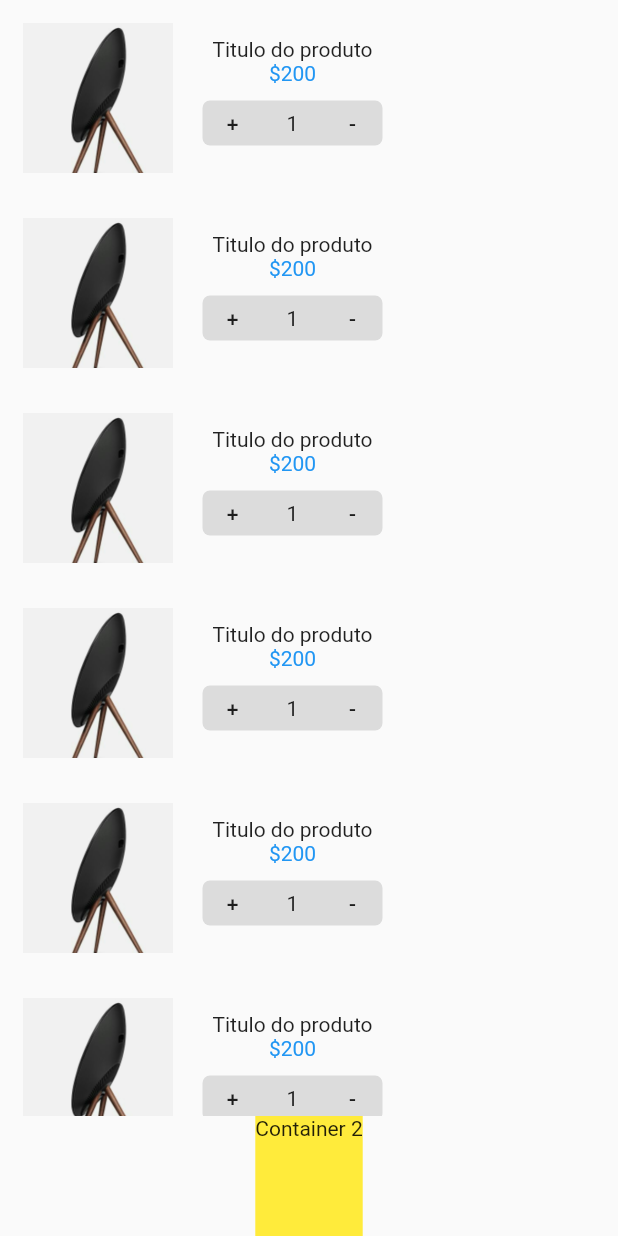
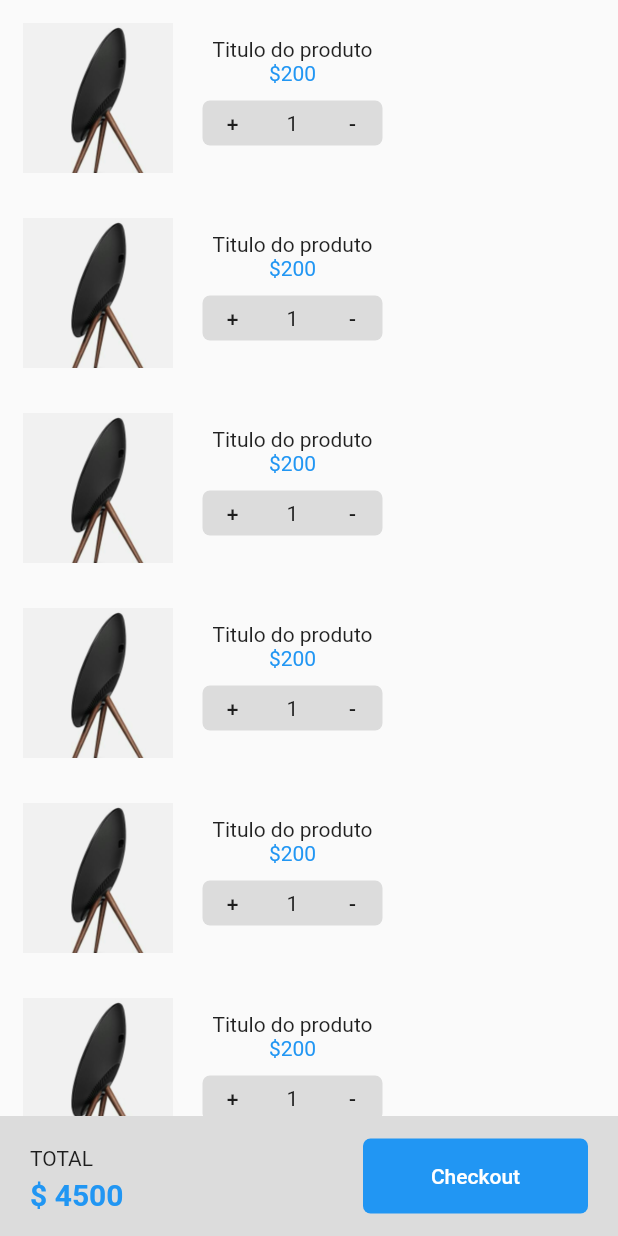
Before and after one commit to daygorgonha/e-commerce, a Flutter app: the screen it shows after launch, on a phone screen of 412 x 824 dp. Run offline on Flutter 3.47's test engine with Material 2 defaults, Android fonts, the phone set to English and light mode, and no system bars.

Commit message:
feat: adding styling and adding to cart

```diff
--- a/lib/pages/cart.page.dart
+++ b/lib/pages/cart.page.dart
@@ -13,9 +13,57 @@ class CartPage extends StatelessWidget {
             ),
           ),
           Container(
+            color: Colors.black12,
             height: 80,
-            color: Colors.yellow,
-            child: Text("Container 2"),
+            child: Row(
+              mainAxisAlignment: MainAxisAlignment.spaceBetween,
+              children: <Widget>[
+                Padding(
+                  padding: EdgeInsets.only(left: 20, top: 20),
+                  child: Column(
+                    crossAxisAlignment: CrossAxisAlignment.start,
+                    children: <Widget>[
+                      Text(
+                        "TOTAL",
+                      ),
+                      SizedBox(
+                        height: 5,
+                      ),
+                      Text(
+                        "\$ 4500",
+                        style: TextStyle(
+                          color: Colors.blue,
+                          fontWeight: FontWeight.bold,
+                          fontSize: 20,
+                        ),
+                      ),
+                    ],
+                  ),
+                ),
+                Container(
+                  height: 50,
+                  width: 150,
+                  decoration: BoxDecoration(
+                    color: Colors.blue,
+                    borderRadius: BorderRadius.all(
+                      Radius.circular(5),
+                    ),
+                  ),
+                  margin: EdgeInsets.only(
+                    right: 20,
+                  ),
+                  child: FlatButton(
+                    child: Text(
+                      "Checkout",
+                      style: TextStyle(
+                        color: Colors.white,
+                      ),
+                    ),
+                    onPressed: () {},
+                  ),
+                ),
+              ],
+            ),
           ),
         ],
       ),
```
